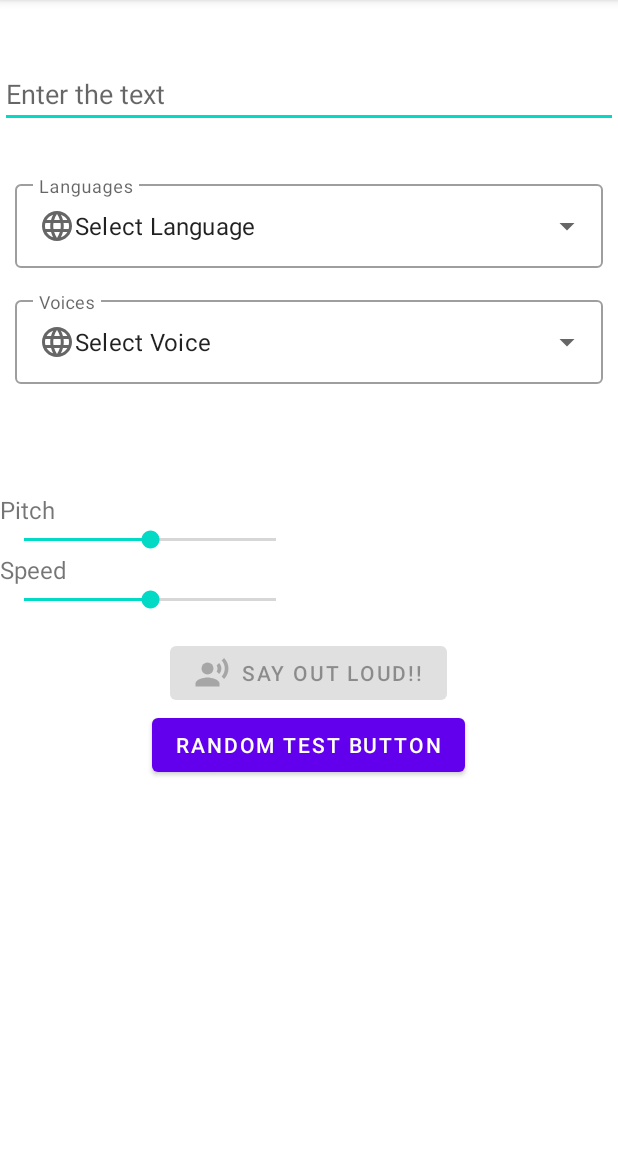
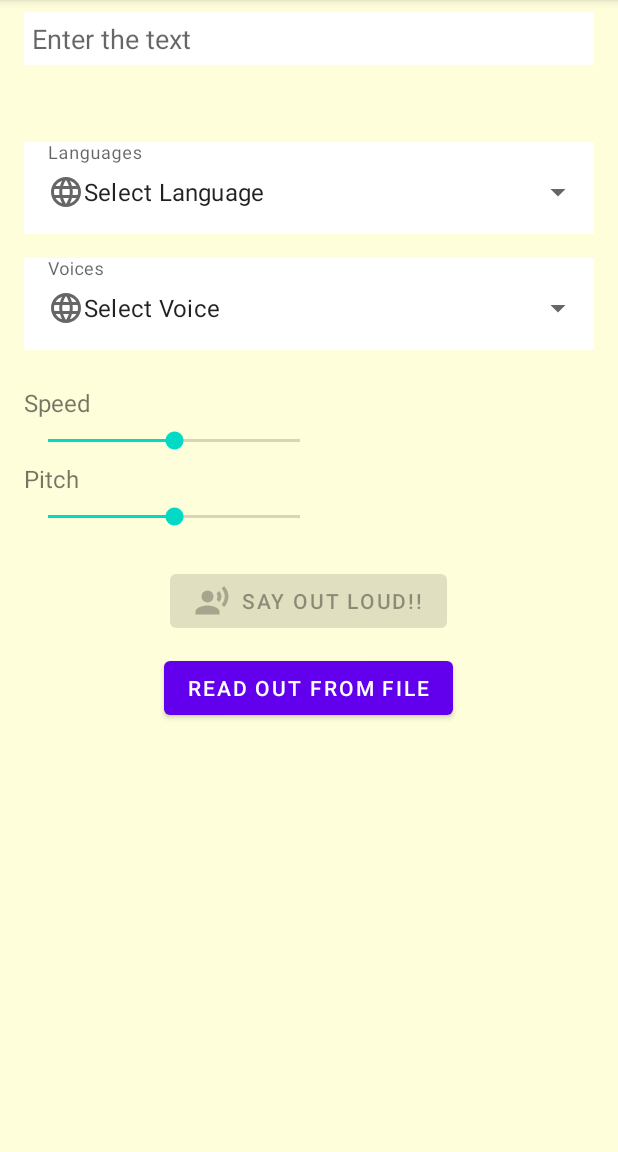
Before and after one commit to ilkayalbayrak/SPR_Project, an Android app: the screen it shows after launch (MainActivity), on a phone screen of 412 x 824 dp, the part 84-1236 px from its top. Run offline under Robolectric (Android 15) with nearby library versions, the phone set to English and light mode, and no system bars.

Commit message:
Made Small changes on layouts

```diff
--- a/app/src/main/java/com/example/text2speechproject/MainActivity.java
+++ b/app/src/main/java/com/example/text2speechproject/MainActivity.java
@@ -48,11 +48,12 @@ public class MainActivity extends AppCompatActivity implements TextToSpeech.OnIn
     private SeekBar mSeekBarPitch;
     private SeekBar mSeekBarSpeed;
     private Button mButtonSpeak;
-    private Button mButtonRandom;
+    private Button mButtonStartReadFromFile;
     private AutoCompleteTextView mAutoCompleteLanguages, mAutoCompleteVoices;
     private TextView mHighlightedTextDisplay;
 
     private boolean isAppReady = false;
+    private String textInputToSpeak;
 
     private final HashMap<Locale, List<String>> voiceOptionsList = new HashMap<>();
     private final List<String> usVoices = new ArrayList<>();
@@ -74,7 +75,7 @@ public class MainActivity extends AppCompatActivity implements TextToSpeech.OnIn
         setContentView(R.layout.activity_main);
 
         mButtonSpeak = findViewById(R.id.button_speak);
-        mButtonRandom = findViewById(R.id.button_random_test);
+        mButtonStartReadFromFile = findViewById(R.id.button_start_read_from_file);
         mEditText = findViewById(R.id.input_text);
         mSeekBarPitch = findViewById(R.id.seek_bar_pitch);
         mSeekBarSpeed = findViewById(R.id.seek_bar_speed);
@@ -104,9 +105,10 @@ public class MainActivity extends AppCompatActivity implements TextToSpeech.OnIn
         });
 
 
+        textInputToSpeak = mEditText.getText().toString();
         mHighlightedTextDisplay.setText(mEditText.getText().toString());
         mButtonSpeak.setOnClickListener(v -> speakInputText());
-        mButtonRandom.setOnClickListener(v -> {
+        mButtonStartReadFromFile.setOnClickListener(v -> {
             Log.e("TESTING_Fragment","fragment button clicked");
             readTextFromFile();
         });
@@ -156,6 +158,7 @@ public class MainActivity extends AppCompatActivity implements TextToSpeech.OnIn
                     runOnUiThread(()->{
                         mHighlightedTextDisplay.setVisibility(View.INVISIBLE);
                         mHighlightedTextDisplay.setText("");
+
                     });
 
 
--- a/app/src/main/res/layout/activity_main.xml
+++ b/app/src/main/res/layout/activity_main.xml
@@ -6,143 +6,186 @@
     android:layout_width="match_parent"
     android:layout_height="match_parent"
     tools:context=".MainActivity"
+    android:background="@color/general_background_color"
     android:fillViewport="true">
 
-    <LinearLayout
+    <androidx.constraintlayout.widget.ConstraintLayout
+        android:id="@+id/main_activity_layout_container"
         android:layout_width="match_parent"
         android:layout_height="wrap_content"
-        android:orientation="vertical"
-        android:id="@+id/main_activity_layout_container"
-
         >
 
+
+        <LinearLayout
+            android:id="@+id/linearLayout"
+            android:layout_width="match_parent"
+            android:layout_height="wrap_content"
+            android:layout_marginTop="8dp"
+            android:orientation="vertical"
+            android:paddingStart="16dp"
+            android:paddingEnd="16dp"
+            app:layout_constraintBottom_toTopOf="@+id/linearLayout2"
+            app:layout_constraintEnd_toEndOf="parent"
+            app:layout_constraintHorizontal_bias="0.0"
+            app:layout_constraintStart_toStartOf="parent"
+            app:layout_constraintTop_toTopOf="parent"
+            app:layout_constraintVertical_bias="0.28">
 
             <EditText
                 android:id="@+id/input_text"
                 android:layout_width="match_parent"
                 android:layout_height="wrap_content"
+                android:padding="5dp"
+                android:background="@color/white"
                 android:hint="@string/input_text"
-                android:layout_marginTop="40dp"
-                android:layout_marginBottom="16dp"
-                android:inputType="textMultiLine"
-                />
+                android:inputType="textMultiLine" />
+            <TextView
+                android:id="@+id/textView_highlight"
+                android:layout_width="match_parent"
+                android:layout_height="wrap_content"
+                android:background="#f0f5f5"
+                android:hint="Highlight"
+                android:padding="8dp"
+                android:textAlignment="center"
+                android:textStyle="italic"
+                android:visibility="invisible" />
+
 
             <com.google.android.material.textfield.TextInputLayout
                 android:id="@+id/text_input_layout_languages"
-                android:hint="@string/dropdown_language_hint"
                 style="@style/Widget.MaterialComponents.TextInputLayout.OutlinedBox.ExposedDropdownMenu"
                 android:layout_width="match_parent"
                 android:layout_height="wrap_content"
-                android:layout_marginStart="10dp"
-                android:layout_marginEnd="10dp"
+                android:background="@color/white"
                 android:layout_marginTop="16dp"
                 android:layout_marginBottom="16dp"
-                app:layout_constraintBottom_toBottomOf="parent"
-                app:layout_constraintEnd_toEndOf="parent"
-                app:layout_constraintHorizontal_bias="0.5"
-                app:layout_constraintStart_toEndOf="@+id/label_coin"
-                app:layout_constraintTop_toTopOf="parent">
+                android:hint="@string/dropdown_language_hint">
 
                 <com.google.android.material.textfield.MaterialAutoCompleteTextView
                     android:id="@+id/autoComplete_languages"
-                    android:editable="false"
                     android:layout_width="match_parent"
                     android:layout_height="wrap_content"
+                    android:background="@color/white"
+                    android:layout_marginTop="112dp"
+                    android:drawableStart="@drawable/ic_language"
+                    android:editable="false"
+                    android:inputType="none"
                     android:paddingTop="16dp"
                     android:paddingBottom="16dp"
+                    android:text="@string/dropdown_language_text"
+                    app:layout_constraintEnd_toEndOf="parent"
+                    app:layout_constraintHorizontal_bias="0.0"
+                    app:layout_constraintStart_toStartOf="parent"
+                    app:layout_constraintTop_toTopOf="parent"
+                    tools:ignore="Deprecated" />
+
+
+            </com.google.android.material.textfield.TextInputLayout>
+
+            <com.google.android.material.textfield.TextInputLayout
+                android:id="@+id/text_input_layout_voices"
+                style="@style/Widget.MaterialComponents.TextInputLayout.OutlinedBox.ExposedDropdownMenu"
+                android:layout_width="match_parent"
+                android:layout_height="wrap_content"
+                android:background="@color/white"
+                android:layout_marginBottom="16dp"
+                android:hint="@string/dropdown_voice_hint">
+
+                <com.google.android.material.textfield.MaterialAutoCompleteTextView
+                    android:id="@+id/autoComplete_voices"
+                    android:layout_width="match_parent"
+                    android:layout_height="wrap_content"
+                    android:background="@color/white"
+                    android:layout_marginTop="28dp"
+                    android:drawableStart="@drawable/ic_language"
+                    android:editable="false"
                     android:inputType="none"
-                    android:text="@string/dropdown_language_text"
-                    android:drawableStart="@drawable/ic_language"
+                    android:paddingTop="16dp"
+                    android:paddingBottom="16dp"
+                    android:text="@string/dropdown_voice_text"
                     tools:ignore="Deprecated" />
 
             </com.google.android.material.textfield.TextInputLayout>
 
+        </LinearLayout>
 
-            <com.google.android.material.textfield.TextInputLayout
-                android:id="@+id/text_input_layout_voices"
-                android:hint="@string/dropdown_voice_hint"
-                style="@style/Widget.MaterialComponents.TextInputLayout.OutlinedBox.ExposedDropdownMenu"
-                android:layout_width="match_parent"
-                android:layout_height="wrap_content"
-                android:layout_marginStart="10dp"
-                android:layout_marginEnd="10dp"
-                android:layout_marginBottom="16dp"
-                app:layout_constraintBottom_toBottomOf="parent"
-                app:layout_constraintEnd_toEndOf="parent"
-                app:layout_constraintHorizontal_bias="0.5"
-                app:layout_constraintTop_toTopOf="parent">
 
-                <com.google.android.material.textfield.MaterialAutoCompleteTextView
-                    android:id="@+id/autoComplete_voices"
-                    android:editable="false"
-                    android:layout_width="match_parent"
-                    android:layout_height="wrap_content"
-                    android:paddingTop="16dp"
-                    android:paddingBottom="16dp"
-                    android:inputType="none"
-                    android:text="@string/dropdown_voice_text"
-                    android:drawableStart="@drawable/ic_language"
-                    tools:ignore="Deprecated" />
+        <LinearLayout
+            android:id="@+id/linearLayout3"
+            android:layout_width="match_parent"
+            android:layout_height="wrap_content"
+            android:orientation="vertical"
+            app:layout_constraintBottom_toBottomOf="parent"
+            app:layout_constraintEnd_toEndOf="parent"
+            app:layout_constraintHorizontal_bias="0.0"
+            app:layout_constraintStart_toStartOf="parent"
+            app:layout_constraintTop_toBottomOf="@+id/linearLayout2"
+            app:layout_constraintVertical_bias="0.076">
 
-            </com.google.android.material.textfield.TextInputLayout>
-            <TextView
-                android:id="@+id/textView_highlight"
-                android:layout_width="match_parent"
-                android:layout_height="wrap_content"
-                android:padding="8dp"
-                android:hint="Highlight"
-                android:background="#f0f5f5"
-                android:layout_marginStart="10dp"
-                android:layout_marginEnd="10dp"
-                android:layout_marginBottom="5dp"
-                android:textAlignment="center"
-                android:textStyle="italic"
-                android:visibility="invisible"
-                android:text="some text"/>
-
-            <TextView
+            <Button
+                android:id="@+id/button_speak"
                 android:layout_width="wrap_content"
                 android:layout_height="wrap_content"
-                android:text="@string/pitch"
-                android:textSize="16sp"
-                android:layout_marginTop="16dp"
-                />
-            <SeekBar
-                android:id="@+id/seek_bar_pitch"
-                android:layout_width="200dp"
+                android:layout_gravity="center_horizontal"
+                android:layout_marginBottom="10dp"
+                android:drawableLeft="@drawable/ic_speak"
+                android:enabled="false"
+                android:text="@string/button_speak" />
+
+            <Button
+                android:id="@+id/button_start_read_from_file"
+                android:layout_width="wrap_content"
                 android:layout_height="wrap_content"
-                android:progress="50"/>
+                android:layout_gravity="center_horizontal"
+                android:text="@string/button_start_read_from_file" />
+
+        </LinearLayout>
+
+        <LinearLayout
+            android:id="@+id/linearLayout2"
+            android:layout_width="match_parent"
+            android:layout_height="wrap_content"
+            android:layout_marginTop="8dp"
+            android:orientation="vertical"
+            android:paddingStart="16dp"
+            android:paddingEnd="16dp"
+            app:layout_constraintEnd_toEndOf="parent"
+            app:layout_constraintStart_toStartOf="parent"
+            app:layout_constraintTop_toBottomOf="@+id/linearLayout">
+
+
 
             <TextView
                 android:layout_width="wrap_content"
                 android:layout_height="wrap_content"
                 android:text="@string/speed"
-                android:textSize="16sp"
-                />
+                android:textSize="16sp" />
+
+            <SeekBar
+                android:id="@+id/seek_bar_pitch"
+                android:layout_width="200dp"
+                android:layout_height="wrap_content"
+                android:layout_marginTop="5dp"
+                android:progress="50" />
+
+            <TextView
+                android:layout_width="wrap_content"
+                android:layout_height="wrap_content"
+                android:layout_marginTop="5dp"
+                android:text="@string/pitch"
+                android:textSize="16sp" />
+
             <SeekBar
                 android:id="@+id/seek_bar_speed"
                 android:layout_width="200dp"
                 android:layout_height="wrap_content"
-                android:progress="50"
-                android:layout_marginBottom="16dp"/>
-
-            <Button
-                android:id="@+id/button_speak"
-                android:layout_width="wrap_content"
-                android:layout_height="wrap_content"
-                android:text="@string/button_speak"
-                android:drawableLeft="@drawable/ic_speak"
-                android:layout_gravity="center_horizontal"
-                android:enabled="false"/>
-
-            <Button
-                android:id="@+id/button_random_test"
-                android:layout_width="wrap_content"
-                android:layout_height="wrap_content"
-                android:text="Random test button"
-                android:layout_gravity="center_horizontal"/>
+                android:layout_marginTop="5dp"
+                android:progress="50" />
 
 
         </LinearLayout>
 
+
+    </androidx.constraintlayout.widget.ConstraintLayout>
+
 </ScrollView>
--- a/app/src/main/res/layout/fragment_read_out_from_file.xml
+++ b/app/src/main/res/layout/fragment_read_out_from_file.xml
@@ -1,58 +1,90 @@
 <?xml version="1.0" encoding="utf-8"?>
 <ScrollView xmlns:android="http://schemas.android.com/apk/res/android"
+    xmlns:app="http://schemas.android.com/apk/res-auto"
     xmlns:tools="http://schemas.android.com/tools"
     android:layout_width="match_parent"
     android:layout_height="match_parent"
-    android:background="@color/white"
+    android:background="@color/general_background_color"
     android:id="@+id/fragment_read_out_from_file_container"
     tools:context=".ReadOutFromFileFragment"
-    android:fillViewport="true">
+    android:fillViewport="true"
+    >
 
     <!-- TODO: Update blank fragment layout -->
-    <LinearLayout
+    <androidx.constraintlayout.widget.ConstraintLayout
         android:layout_width="match_parent"
         android:layout_height="wrap_content"
         android:orientation="vertical">
 
-        <ScrollView
+        <LinearLayout
+            android:id="@+id/fragment_linearLayout_1"
             android:layout_width="wrap_content"
-            android:layout_height="wrap_content">
+            android:layout_height="wrap_content"
+            android:layout_marginTop="36dp"
+            android:orientation="vertical"
+            app:layout_constraintEnd_toEndOf="parent"
+            app:layout_constraintHorizontal_bias="0.0"
+            app:layout_constraintStart_toStartOf="parent"
+            app:layout_constraintTop_toTopOf="parent">
+
+            <TextView
+                android:layout_width="match_parent"
+                android:layout_height="wrap_content"
+                android:layout_marginStart="15dp"
+                android:layout_marginTop="10dp"
+                android:layout_marginEnd="15dp"
+                android:background="@color/white"
+                android:text="@string/textView_fragment_readOut_info"
+                android:textAlignment="center"
+                android:textColor="@color/black"
+                android:textSize="25sp"
+                android:textStyle="italic|bold" />
+
             <TextView
                 android:id="@+id/textView_fragment_display"
                 android:layout_width="match_parent"
                 android:layout_height="wrap_content"
+                android:layout_marginStart="15dp"
+                android:layout_marginTop="60dp"
+                android:layout_marginEnd="15dp"
                 android:textAlignment="center"
                 android:textSize="20sp"
-                android:layout_marginStart="15dp"
-                android:layout_marginEnd="15dp"
-                android:layout_marginTop="60dp"
-                android:visibility="invisible"
-                />
-        </ScrollView>
+                android:visibility="invisible" />
+        </LinearLayout>
 
-        <TextView
+        <LinearLayout
+            android:id="@+id/fragment_linearLayout_2"
             android:layout_width="match_parent"
             android:layout_height="wrap_content"
-            android:textAlignment="center"
-            android:textSize="20sp"
-            android:layout_marginStart="15dp"
-            android:layout_marginEnd="15dp"
-            android:layout_marginTop="10dp"
-            android:text="I shouldn't have drank that last one, I can hear the PDF!!" />
+            android:layout_marginTop="36dp"
+            android:orientation="vertical"
+            app:layout_constraintBottom_toBottomOf="parent"
+            app:layout_constraintEnd_toEndOf="parent"
+            app:layout_constraintHorizontal_bias="0.0"
+            app:layout_constraintStart_toStartOf="parent"
+            app:layout_constraintTop_toBottomOf="@+id/fragment_linearLayout_1"
+            app:layout_constraintVertical_bias="0.0">
 
             <Button
                 android:id="@+id/button_upload_pdf"
                 android:layout_width="wrap_content"
                 android:layout_height="wrap_content"
                 android:layout_gravity="center"
-            android:text="Upload PDF to listen"/>
+                android:text="Upload PDF to listen" />
+
             <Button
                 android:id="@+id/button_read_text"
                 android:layout_width="wrap_content"
                 android:layout_height="wrap_content"
                 android:layout_gravity="center"
-            android:visibility="invisible"
-            android:text="Start Reading"/>
+                android:layout_marginBottom="16dp"
+
+                android:text="Start Reading"
+                android:visibility="invisible" />
+
 
         </LinearLayout>
+
+
+    </androidx.constraintlayout.widget.ConstraintLayout>
 </ScrollView>
--- a/app/src/main/res/values/colors.xml
+++ b/app/src/main/res/values/colors.xml
@@ -7,4 +7,7 @@
     <color name="teal_700">#FF018786</color>
     <color name="black">#FF000000</color>
     <color name="white">#FFFFFFFF</color>
+    <color name="green">#00d138</color>
+    <color name="general_background_color">#fffedb</color>
+
 </resources>
--- a/app/src/main/res/values/strings.xml
+++ b/app/src/main/res/values/strings.xml
@@ -32,4 +32,6 @@
     </string-array>
     <!-- TODO: Remove or change this placeholder text -->
     <string name="hello_blank_fragment">Hello blank fragment</string>
+    <string name="button_start_read_from_file">Read Out From File</string>
+    <string name="textView_fragment_readOut_info">Please choose a PDF file to be read out loud !</string>
 </resources>
```
Lines whose indentation alone changed are shown as unchanged.
